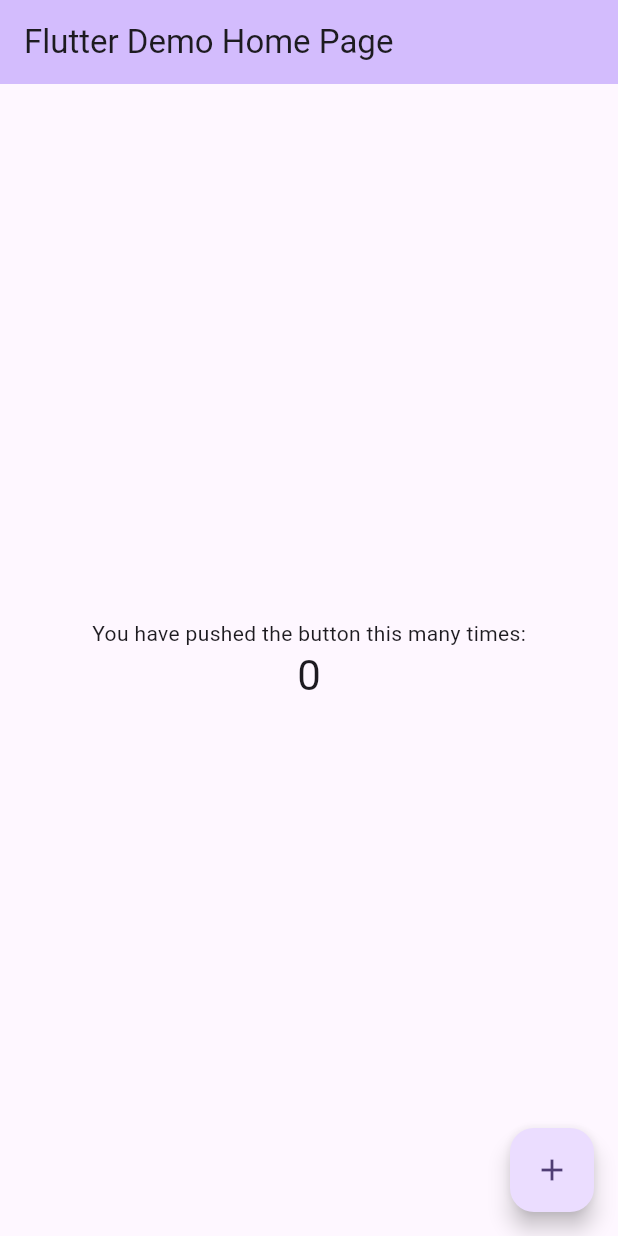
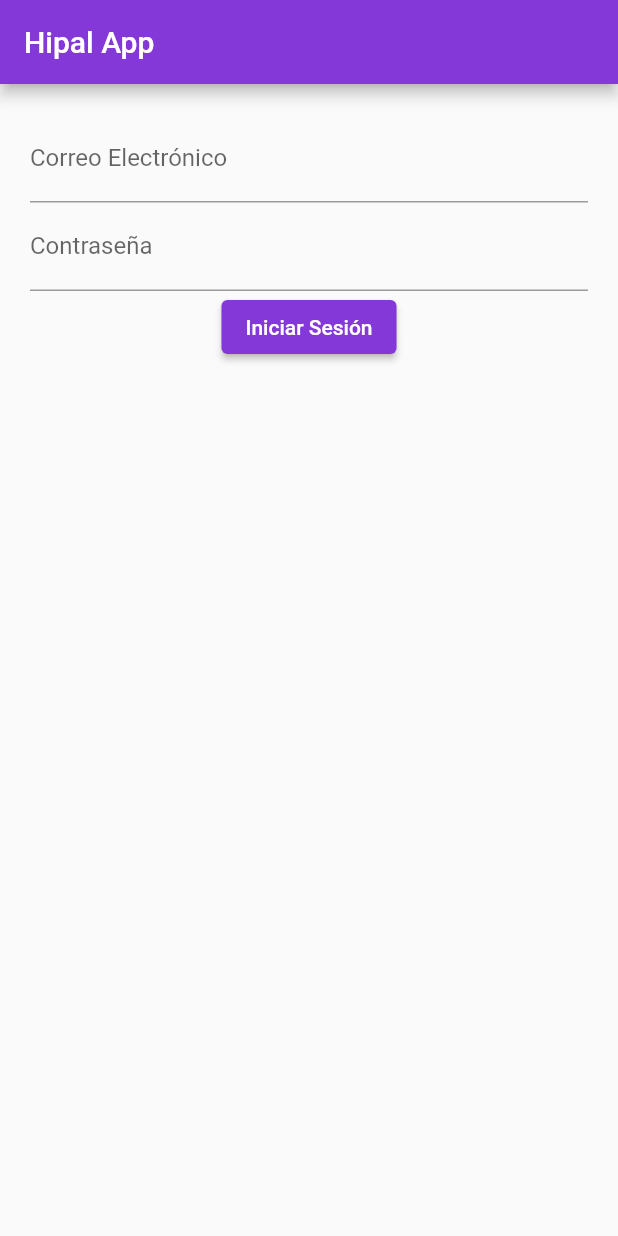
Before and after one commit to jortega2405/hipal_, a Flutter app: the screen it shows after launch, on a phone screen of 412 x 824 dp. Run offline on Flutter 3.47's test engine with Material 2 defaults, Android fonts, the phone set to English and light mode, and no system bars; our stand-ins replace shared_preferences.

Commit message:
Login implementation

```diff
--- a/lib/main.dart
+++ b/lib/main.dart
@@ -1,125 +1,56 @@
 import 'package:flutter/material.dart';
+import 'package:hipal/providers/auth_provider.dart';
+import 'package:hipal/providers/login_provider.dart';
+import 'package:hipal/utils/constants.dart';
+import 'package:hipal/viewmodels/login/login_view_model_impl.dart';
+import 'package:hipal/views/home_screen.dart';
+import 'package:hipal/views/login_screen.dart';
+import 'package:provider/provider.dart';
 
 void main() {
-  runApp(const MyApp());
+  runApp(const AppState());
 }
 
-class MyApp extends StatelessWidget {
-  const MyApp({super.key});
+class AppState extends StatelessWidget {
+  const AppState({Key? key}) : super(key: key);
 
-  // This widget is the root of your application.
   @override
   Widget build(BuildContext context) {
-    return MaterialApp(
-      title: 'Flutter Demo',
-      theme: ThemeData(
-        // This is the theme of your application.
-        //
-        // TRY THIS: Try running your application with "flutter run". You'll see
-        // the application has a blue toolbar. Then, without quitting the app,
-        // try changing the seedColor in the colorScheme below to Colors.green
-        // and then invoke "hot reload" (save your changes or press the "hot
-        // reload" button in a Flutter-supported IDE, or press "r" if you used
-        // the command line to start the app).
-        //
-        // Notice that the counter didn't reset back to zero; the application
-        // state is not lost during the reload. To reset the state, use hot
-        // restart instead.
-        //
-        // This works for code too, not just values: Most code changes can be
-        // tested with just a hot reload.
-        colorScheme: ColorScheme.fromSeed(seedColor: Colors.deepPurple),
-        useMaterial3: true,
-      ),
-      home: const MyHomePage(title: 'Flutter Demo Home Page'),
+    return MultiProvider(
+      providers: [
+        ChangeNotifierProvider(create: (context) => AuthProvider()),
+        ChangeNotifierProvider(
+          create: (context) => LoginProvider(
+            Provider.of<AuthProvider>(context, listen: false),
+          ),
+        ),
+        ChangeNotifierProvider(
+          create: (context) => LoginViewModelImpl(
+            Provider.of<LoginProvider>(context, listen: false),
+            Provider.of<AuthProvider>(context, listen: false),
+          ),
+        ),
+      ],
+      child: const MyApp(),
     );
   }
 }
 
-class MyHomePage extends StatefulWidget {
-  const MyHomePage({super.key, required this.title});
-
-  // This widget is the home page of your application. It is stateful, meaning
-  // that it has a State object (defined below) that contains fields that affect
-  // how it looks.
-
-  // This class is the configuration for the state. It holds the values (in this
-  // case the title) provided by the parent (in this case the App widget) and
-  // used by the build method of the State. Fields in a Widget subclass are
-  // always marked "final".
-
-  final String title;
-
-  @override
-  State<MyHomePage> createState() => _MyHomePageState();
-}
-
-class _MyHomePageState extends State<MyHomePage> {
-  int _counter = 0;
-
-  void _incrementCounter() {
-    setState(() {
-      // This call to setState tells the Flutter framework that something has
-      // changed in this State, which causes it to rerun the build method below
-      // so that the display can reflect the updated values. If we changed
-      // _counter without calling setState(), then the build method would not be
-      // called again, and so nothing would appear to happen.
-      _counter++;
-    });
-  }
+class MyApp extends StatelessWidget {
+  const MyApp({Key? key}) : super(key: key);
 
   @override
   Widget build(BuildContext context) {
-    // This method is rerun every time setState is called, for instance as done
-    // by the _incrementCounter method above.
-    //
-    // The Flutter framework has been optimized to make rerunning build methods
-    // fast, so that you can just rebuild anything that needs updating rather
-    // than having to individually change instances of widgets.
-    return Scaffold(
-      appBar: AppBar(
-        // TRY THIS: Try changing the color here to a specific color (to
-        // Colors.amber, perhaps?) and trigger a hot reload to see the AppBar
-        // change color while the other colors stay the same.
-        backgroundColor: Theme.of(context).colorScheme.inversePrimary,
-        // Here we take the value from the MyHomePage object that was created by
-        // the App.build method, and use it to set our appbar title.
-        title: Text(widget.title),
+    return MaterialApp(
+      title: 'Hipal App',
+      theme: ThemeData(
+        primarySwatch: Constants.appColor,
       ),
-      body: Center(
-        // Center is a layout widget. It takes a single child and positions it
-        // in the middle of the parent.
-        child: Column(
-          // Column is also a layout widget. It takes a list of children and
-          // arranges them vertically. By default, it sizes itself to fit its
-          // children horizontally, and tries to be as tall as its parent.
-          //
-          // Column has various properties to control how it sizes itself and
-          // how it positions its children. Here we use mainAxisAlignment to
-          // center the children vertically; the main axis here is the vertical
-          // axis because Columns are vertical (the cross axis would be
-          // horizontal).
-          //
-          // TRY THIS: Invoke "debug painting" (choose the "Toggle Debug Paint"
-          // action in the IDE, or press "p" in the console), to see the
-          // wireframe for each widget.
-          mainAxisAlignment: MainAxisAlignment.center,
-          children: <Widget>[
-            const Text(
-              'You have pushed the button this many times:',
-            ),
-            Text(
-              '$_counter',
-              style: Theme.of(context).textTheme.headlineMedium,
-            ),
-          ],
-        ),
-      ),
-      floatingActionButton: FloatingActionButton(
-        onPressed: _incrementCounter,
-        tooltip: 'Increment',
-        child: const Icon(Icons.add),
-      ), // This trailing comma makes auto-formatting nicer for build methods.
+      initialRoute: '/login',
+      routes: {
+        '/login': (context) => const LoginScreen(),
+        '/home': (context) => const HomeScreen(),
+      },
     );
   }
 }
--- /dev/null
+++ b/lib/providers/login_provider.dart
@@ -0,0 +1,33 @@
+import 'package:flutter/foundation.dart';
+import '../services/login_service.dart';
+import 'auth_provider.dart';
+
+class LoginProvider extends ChangeNotifier {
+  final LoginService _loginService = LoginService();
+  final AuthProvider _authProvider;
+
+  String _error = '';
+
+  String get error => _error;
+
+  LoginProvider(this._authProvider);
+
+  Future<bool> login(String email, String password) async {
+    try {
+      final token = await _loginService.login(email, password);
+      // ignore: unnecessary_null_comparison
+      if (token != null) {
+        await _authProvider.setToken(token);
+        return true; // Login exitoso
+      } else {
+        _error = 'Error de inicio de sesión';
+        notifyListeners();
+        return false; // Login fallido
+      }
+    } catch (error) {
+      _error = error.toString();
+      notifyListeners();
+      return false; // Login fallido
+    }
+  }
+}
--- /dev/null
+++ b/lib/utils/constants.dart
@@ -0,0 +1,23 @@
+
+
+import 'package:flutter/material.dart';
+
+class Constants {
+    static const baseUrl = "https://reqres.in/";
+    static const MaterialColor appColor = MaterialColor(
+    0xFF8538D8,
+    <int, Color>{
+      50: Color(0xFF8538D8),
+      100: Color(0xFF8538D8),
+      200: Color(0xFF8538D8),
+      300: Color(0xFF8538D8),
+      400: Color(0xFF8538D8),
+      500: Color(0xFF8538D8),
+      600: Color(0xFF8538D8),
+      700: Color(0xFF8538D8),
+      800: Color(0xFF8538D8),
+      900: Color(0xFF8538D8),
+    },
+  );
+
+}
--- /dev/null
+++ b/lib/viewmodels/login/login_view_model.dart
@@ -0,0 +1,12 @@
+import 'package:flutter/material.dart';
+
+abstract class LoginViewModel extends ChangeNotifier {
+  void updateEmail(String value);
+  void updatePassword(String value);
+  Future<bool> performLogin(BuildContext context);
+
+  String get email;
+  String get password;
+  String get emailError;
+  String get passwordError;
+}
--- /dev/null
+++ b/lib/viewmodels/login/login_view_model_impl.dart
@@ -0,0 +1,96 @@
+import 'package:flutter/material.dart';
+import 'package:hipal/providers/login_provider.dart';
+import 'package:hipal/providers/auth_provider.dart';
+import 'package:hipal/viewmodels/login/login_view_model.dart';
+
+class LoginViewModelImpl extends LoginViewModel {
+  final LoginProvider _loginProvider;
+  final AuthProvider _authProvider;
+
+  String _email = '';
+  String _password = '';
+
+  String _emailError = '';
+  String _passwordError = '';
+
+  LoginViewModelImpl(this._loginProvider, this._authProvider);
+
+  @override
+  void updateEmail(String value) {
+    _email = value;
+    validateEmail(value);
+    notifyListeners();
+  }
+
+  @override
+  void updatePassword(String value) {
+    _password = value;
+    validatePassword(value);
+    notifyListeners();
+  }
+
+  @override
+  Future<bool> performLogin(BuildContext context) async {
+    if (validateFields()) {
+      final result = await _loginProvider.login(_email, _password);
+
+      if (result) {
+        await _authProvider.loadSavedUser();
+        Navigator.pushReplacementNamed(context, '/home');
+        return true;
+      } else {
+        return false;
+      }
+    }
+    return false;
+  }
+
+  @override
+  String get email => _email;
+
+  @override
+  String get password => _password;
+
+  @override
+  String get emailError => _emailError;
+
+  @override
+  String get passwordError => _passwordError;
+
+  bool validateFields() {
+    return _emailError.isEmpty && _passwordError.isEmpty;
+  }
+
+  void validateEmail(String value) {
+    if (value.isEmpty) {
+      _emailError = 'Ingrese un correo';
+    } else if (!isValidEmail(value)) {
+      _emailError = 'Correo inválido';
+    } else {
+      _emailError = '';
+    }
+  }
+
+  void validatePassword(String value) {
+    if (value.isEmpty) {
+      _passwordError = 'Ingrese una contraseña';
+    } else if (value.length < 6) {
+      _passwordError = 'La contraseña debe tener al menos 6 caracteres';
+    } else if (!isValidPassword(value)) {
+      _passwordError = 'La contraseña debe tener entre 6 y 20 caracteres';
+    } else {
+      _passwordError = '';
+    }
+  }
+
+  bool isValidEmail(String email) {
+    final RegExp emailRegex = RegExp(
+      r'^[a-zA-Z0-9._%+-]+@[a-zA-Z0-9.-]+\.[a-zA-Z]{2,4}$',
+    );
+    return emailRegex.hasMatch(email) && email.length <= 50;
+  }
+
+  bool isValidPassword(String password) {
+    return password.length <= 20;
+  }
+}
--- /dev/null
+++ b/lib/views/login_screen.dart
@@ -0,0 +1,106 @@
+import 'package:flutter/material.dart';
+import 'package:flutter/services.dart';
+import 'package:hipal/providers/login_provider.dart';
+import 'package:hipal/providers/auth_provider.dart';
+import 'package:hipal/viewmodels/login/login_view_model_impl.dart';
+import 'package:provider/provider.dart';
+
+class LoginScreen extends StatelessWidget {
+  const LoginScreen({Key? key}) : super(key: key);
+
+  @override
+  Widget build(BuildContext context) {
+    final loginProvider = Provider.of<LoginProvider>(context, listen: false);
+    final authProvider = Provider.of<AuthProvider>(context, listen: false);
+    final viewmodel = LoginViewModelImpl(loginProvider, authProvider);
+
+    return Scaffold(
+      appBar: AppBar(
+        title: const Text('Hipal App'),
+      ),
+      body: Center(
+        child: Padding(
+          padding: const EdgeInsets.all(20.0),
+          child: LoginForm(viewmodel: viewmodel),
+        ),
+      ),
+    );
+  }
+}
+
+class LoginForm extends StatefulWidget {
+  final LoginViewModelImpl viewmodel;
+
+  const LoginForm({Key? key, required this.viewmodel}) : super(key: key);
+
+  @override
+  _LoginFormState createState() => _LoginFormState();
+}
+
+class _LoginFormState extends State<LoginForm> {
+  final GlobalKey<FormState> _formKey = GlobalKey<FormState>();
+  final TextEditingController _emailController = TextEditingController();
+  final TextEditingController _passwordController = TextEditingController();
+
+  @override
+  Widget build(BuildContext context) {
+    return Form(
+      key: _formKey,
+      child: Column(
+        crossAxisAlignment: CrossAxisAlignment.center,
+        children: [
+          TextFormField(
+            controller: _emailController,
+            onChanged: (value) {
+              widget.viewmodel.updateEmail(value);
+            },
+            inputFormatters: [
+              FilteringTextInputFormatter.deny(RegExp(r'\s')),
+            ],
+            validator: (_) => widget.viewmodel.emailError.isNotEmpty
+                ? widget.viewmodel.emailError
+                : null,
+            decoration: const InputDecoration(
+              labelText: 'Correo Electrónico',
+            ),
+          ),
+          TextFormField(
+            controller: _passwordController,
+            onChanged: (value) {
+              widget.viewmodel.updatePassword(value);
+            },
+            obscureText: true,
+            inputFormatters: [
+              FilteringTextInputFormatter.deny(RegExp(r'\s')),
+            ],
+            validator: (_) => widget.viewmodel.passwordError.isNotEmpty
+                ? widget.viewmodel.passwordError
+                : null,
+            decoration: const InputDecoration(
+              labelText: 'Contraseña',
+            ),
+          ),
+          ElevatedButton(
+            onPressed: () async {
+              if (_formKey.currentState!.validate()) {
+                bool loginSuccess = await widget.viewmodel.performLogin(context);
+                if (loginSuccess) {
+                  Navigator.pushReplacementNamed(context, '/home');
+                }
+              }
+            },
+            child: const Text('Iniciar Sesión'),
+          ),
+          Consumer<LoginProvider>(
+            builder: (context, loginProvider, _) {
+              return Text(
+                loginProvider.error,
+                style: const TextStyle(color: Colors.red),
+              );
+            },
+          ),
+        ],
+      ),
+    );
+  }
+}
--- a/pubspec.yaml
+++ b/pubspec.yaml
@@ -35,7 +35,11 @@ dependencies:
   # The following adds the Cupertino Icons font to your application.
   # Use with the CupertinoIcons class for iOS style icons.
   cupertino_icons: ^1.0.2
-  welltested: ^1.0.5
+  http: ^1.1.0
+  provider: ^6.0.5
+  shared_preferences: ^2.2.0
+  flutter_secure_storage: ^8.0.0
+  welltested: ^0.0.1
 
 dev_dependencies:
   flutter_test:
```
Also changed, not shown: lib/models/user_model.dart (added, +27 -0 lines), lib/providers/auth_provider.dart (added, +55 -0 lines), lib/services/login_service.dart (added, +30 -0 lines), lib/views/home_screen.dart (added, +34 -0 lines), pubspec.lock, 16 other files.
